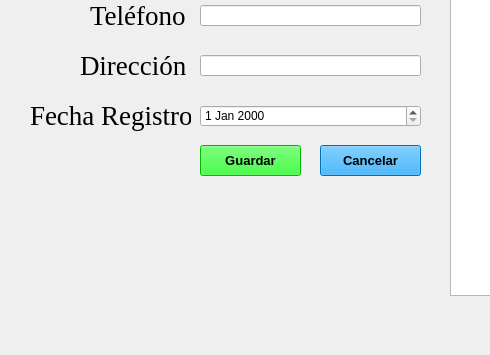
Above: gui/cliente.ui from GabrielTrejo1/Prueba before the change; both pictures show x 0 to 490 and y 225 to 580 of the 1280 by 580 pixel window. Below: the same form after it.
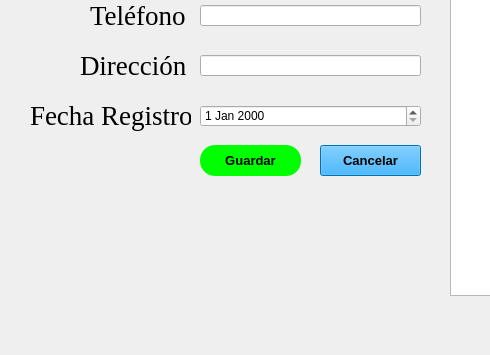
That is the form after the change.

```diff
--- a/gui/cliente.ui
+++ b/gui/cliente.ui
@@ -267,7 +267,8 @@
      <cursorShape>PointingHandCursor</cursorShape>
     </property>
     <property name="styleSheet">
-     <string notr="true">background-color: rgb(0, 255, 0);</string>
+     <string notr="true">background-color: rgb(0, 255, 0);
+border-radius: 15px</string>
     </property>
     <property name="text">
      <string>Guardar</string>
```
Left out of the diff: 83 changed lines with no effect on the pictures.
